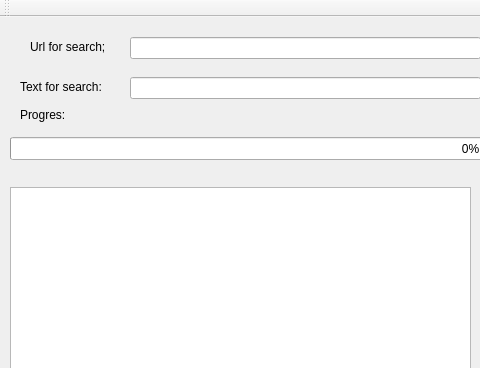
The window that mainwindow.ui (Supremist/SiteSearcher) describes before a commit, drawn with Qt 5; both pictures show x 0 to 480 and y 0 to 368 of the 970 by 658 pixel window.
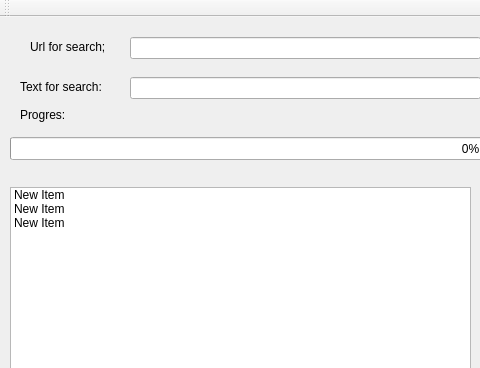
The same window after the commit.

Patch:
```diff
--- a/mainwindow.ui
+++ b/mainwindow.ui
@@ -36,6 +36,21 @@
       <height>421</height>
      </rect>
     </property>
+    <item>
+     <property name="text">
+      <string>New Item</string>
+     </property>
+    </item>
+    <item>
+     <property name="text">
+      <string>New Item</string>
+     </property>
+    </item>
+    <item>
+     <property name="text">
+      <string>New Item</string>
+     </property>
+    </item>
    </widget>
    <widget class="QTextBrowser" name="textBrowser">
     <property name="geometry">
```
Left out of the diff: 7 changed lines with no effect on the pictures.
